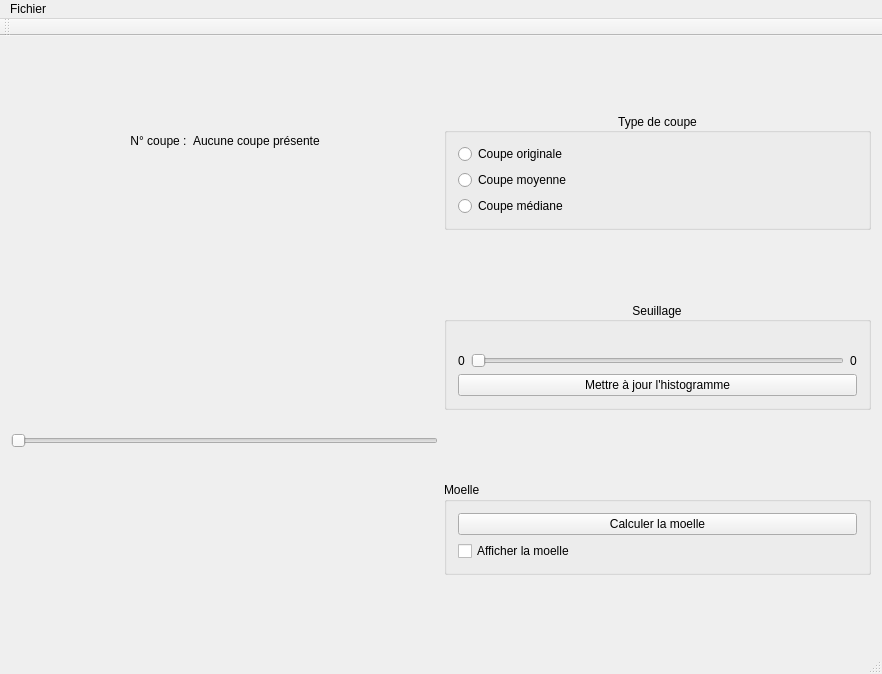
The window that ui/mainwindow.ui (akrah/TKDetection) describes before a commit, drawn with Qt 5.
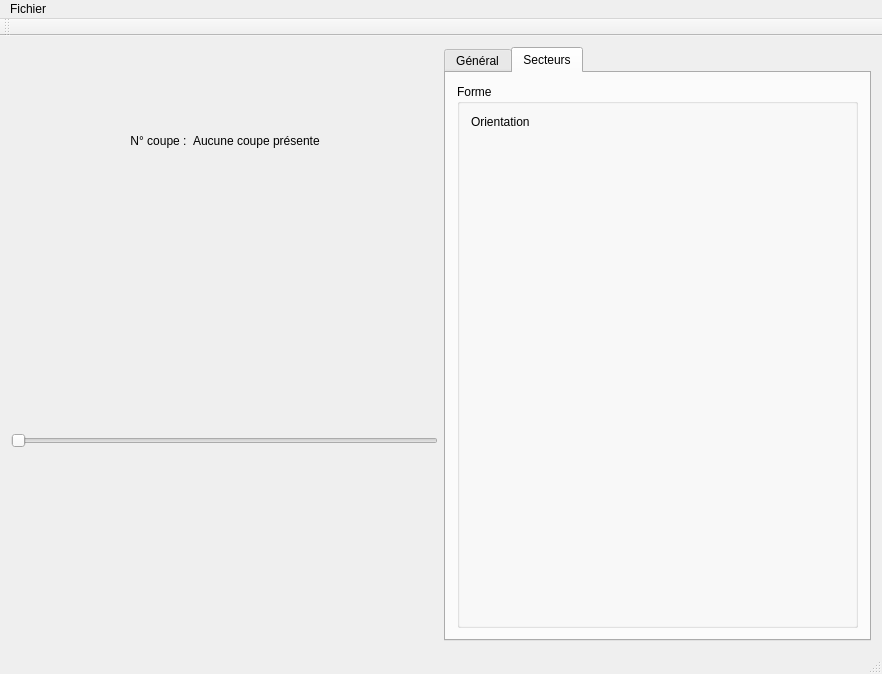
The same window after the commit. Custom widgets are drawn as their Qt base class.

Commit message: Secteurs délimités. Fonction de recherche d'appartenance ok. Début de l'onglet de création des histogrammes de secteurs.

Patch:
```diff
--- a/ui/mainwindow.ui
+++ b/ui/mainwindow.ui
@@ -92,18 +92,15 @@
     <item>
      <layout class="QVBoxLayout" name="verticalLayout_2">
       <item>
-       <spacer name="verticalSpacer">
-        <property name="orientation">
-         <enum>Qt::Vertical</enum>
+       <widget class="QTabWidget" name="_tabs">
+        <property name="currentIndex">
+         <number>1</number>
         </property>
-        <property name="sizeHint" stdset="0">
-         <size>
-          <width>20</width>
-          <height>40</height>
-         </size>
-        </property>
-       </spacer>
-      </item>
+        <widget class="QWidget" name="_tabGeneral">
+         <attribute name="title">
+          <string>Général</string>
+         </attribute>
+         <layout class="QVBoxLayout" name="verticalLayout_6">
       <item>
        <widget class="QGroupBox" name="groupBox">
         <property name="title">
@@ -236,18 +233,32 @@
         </layout>
        </widget>
       </item>
+         </layout>
+        </widget>
+        <widget class="QWidget" name="_tabSectors">
+         <attribute name="title">
+          <string>Secteurs</string>
+         </attribute>
+         <layout class="QVBoxLayout" name="verticalLayout_7">
       <item>
-       <spacer name="verticalSpacer_4">
-        <property name="orientation">
-         <enum>Qt::Vertical</enum>
-        </property>
-        <property name="sizeHint" stdset="0">
-         <size>
-          <width>20</width>
-          <height>40</height>
-         </size>
-        </property>
-       </spacer>
+           <widget class="QGroupBox" name="groupBox_4">
+            <property name="title">
+             <string>Forme</string>
+            </property>
+            <layout class="QFormLayout" name="formLayout">
+             <item row="0" column="0">
+              <widget class="QLabel" name="label_2">
+               <property name="text">
+                <string>Orientation</string>
+               </property>
+              </widget>
+             </item>
+            </layout>
+           </widget>
+          </item>
+         </layout>
+        </widget>
+       </widget>
       </item>
      </layout>
     </item>
```
Lines whose indentation alone changed are shown as unchanged. The commit also changes 5 other files.
